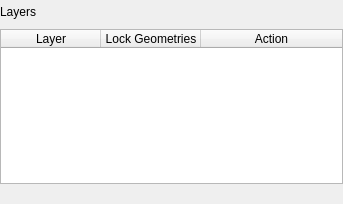
Before: the Qt Designer form qfieldsync/ui/layers_config_widget.ui in opengisch/qfieldsync, drawn with Qt 5.
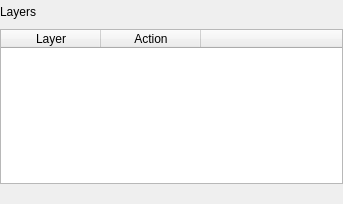
After: the same form once the commit is applied. Icons and pictures are not drawn.

Commit message: Show layer properties button in the layer by layer project configuration

Patch:
```diff
--- a/qfieldsync/ui/layers_config_widget.ui
+++ b/qfieldsync/ui/layers_config_widget.ui
@@ -78,15 +78,12 @@
      </column>
      <column>
       <property name="text">
-       <string>Lock Geometries</string>
-      </property>
-      <property name="toolTip">
-       <string>When enabled, this option disables adding and deleting features, as well as modifying the geometries of existing features.</string>
+       <string>Action</string>
       </property>
      </column>
      <column>
       <property name="text">
-       <string>Action</string>
+       <string></string>
       </property>
      </column>
     </widget>
```
The commit also changes 2 other files.
